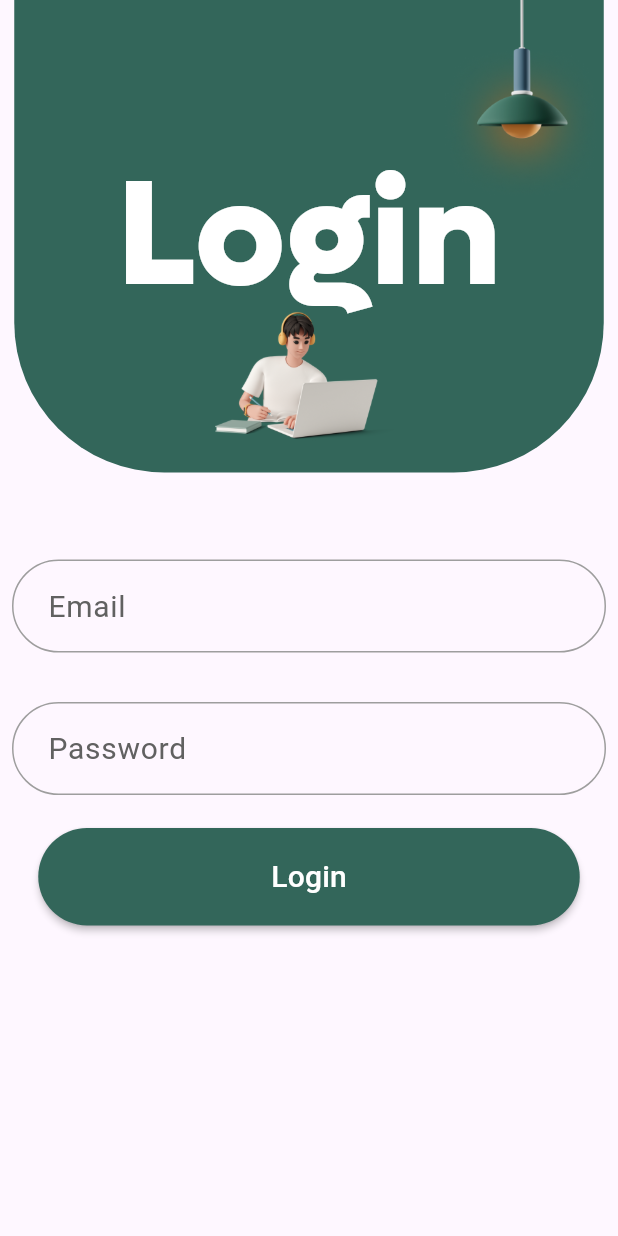
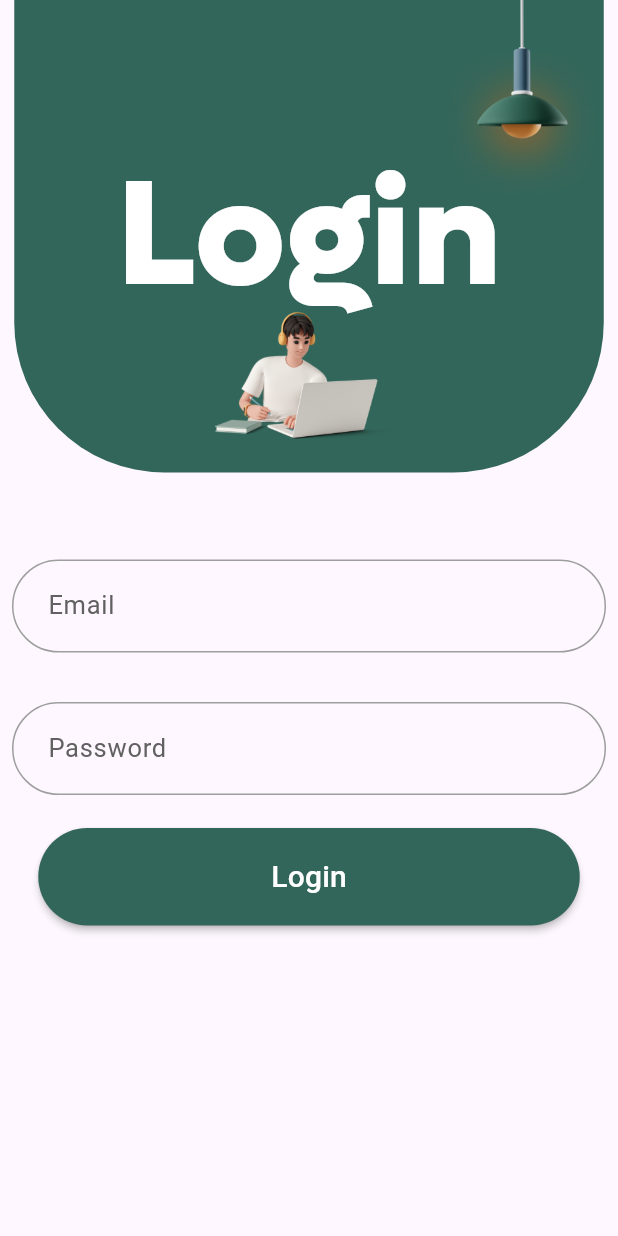
Before and after one commit to Rostomgh/Dev-Challenge_GDG-Batna, a Flutter app: the screen it shows after launch, on a phone screen of 412 x 824 dp. Run offline on Flutter 3.47's test engine with Material 3 defaults, Android fonts, the phone set to English and light mode, and no system bars; our stand-ins replace flutter_screenutil.

```diff
--- a/lib/features/Login/LoginScreen.dart
+++ b/lib/features/Login/LoginScreen.dart
@@ -39,7 +39,7 @@ class _LoginScreenState extends State<LoginScreen> {
               clr: emailBorderColor,
               onChanged: (val) {
                 setState(() {
-                  isEmailValid = val.isNotEmpty && AppRegex.isemail(val);
+                  isEmailValid = val.isNotEmpty && AppRegex.isemail(emailController.text);
                   emailBorderColor = isEmailValid ? AppColor.green : AppColor.red;
                   if (val.isEmpty) {
                     emailBorderColor = AppColor.hintColor;
@@ -58,7 +58,7 @@ class _LoginScreenState extends State<LoginScreen> {
               clr: passwordBorderColor,
               onChanged: (val) {
                 setState(() {
-                  isPasswordValid = val.isNotEmpty && AppRegex.isPass(val);
+                  isPasswordValid = val.isNotEmpty && AppRegex.isPass(passwordController.text);
                   passwordBorderColor = isPasswordValid ? AppColor.green : AppColor.red;
                   if (val.isEmpty) {
                     passwordBorderColor = AppColor.hintColor;
@@ -68,7 +68,7 @@ class _LoginScreenState extends State<LoginScreen> {
             ),
             CustomButton(
               onpress: () {
-                // Your button press logic here
+
               },
             ),
           ],
--- a/lib/features/Login/Widget/CustomButton.dart
+++ b/lib/features/Login/Widget/CustomButton.dart
@@ -1,6 +1,7 @@
 import 'package:dev_challenge/core/Theme/AppColor.dart';
 import 'package:dev_challenge/core/Theme/AppSizes.dart';
 import 'package:flutter/material.dart';
+import 'package:flutter_screenutil/flutter_screenutil.dart';
 
 class CustomButton extends StatelessWidget {
 
@@ -17,7 +18,7 @@ class CustomButton extends StatelessWidget {
         child: MaterialButton(
           onPressed: onpress,
           shape:
-              RoundedRectangleBorder(borderRadius: BorderRadius.circular(100)),
+              RoundedRectangleBorder(borderRadius: BorderRadius.circular(100.r).w),
           color: AppColor.primaryColor,
           child: const Text(
             'Login',
--- a/lib/features/Login/Widget/CustomInput.dart
+++ b/lib/features/Login/Widget/CustomInput.dart
@@ -1,5 +1,6 @@
 import 'package:dev_challenge/core/Theme/AppColor.dart';
 import 'package:flutter/material.dart';
+import 'package:flutter_screenutil/flutter_screenutil.dart';
 
 class CustomInput extends StatelessWidget {
   final Color? clr;
@@ -28,13 +29,13 @@ class CustomInput extends StatelessWidget {
         onChanged: onChanged,
         decoration: InputDecoration(
           enabledBorder: OutlineInputBorder(
-            borderRadius: BorderRadius.circular(100),
+            borderRadius: BorderRadius.circular(100.r).w,
             borderSide: BorderSide(
               color: clr ?? AppColor.hintColor,
             ),
           ),
           focusedBorder: OutlineInputBorder(
-            borderRadius: BorderRadius.circular(100),
+            borderRadius: BorderRadius.circular(100.r).w,
             borderSide: BorderSide(
               color: clr ?? AppColor.hintColor,
             ),
@@ -42,7 +43,7 @@ class CustomInput extends StatelessWidget {
           labelText: label,
           labelStyle: const TextStyle(
             color: AppColor.TextColor,
-            fontSize: 20,
+            fontSize: 17,
             fontWeight: FontWeight.w400,
           ),
           hintText: hint,
```
